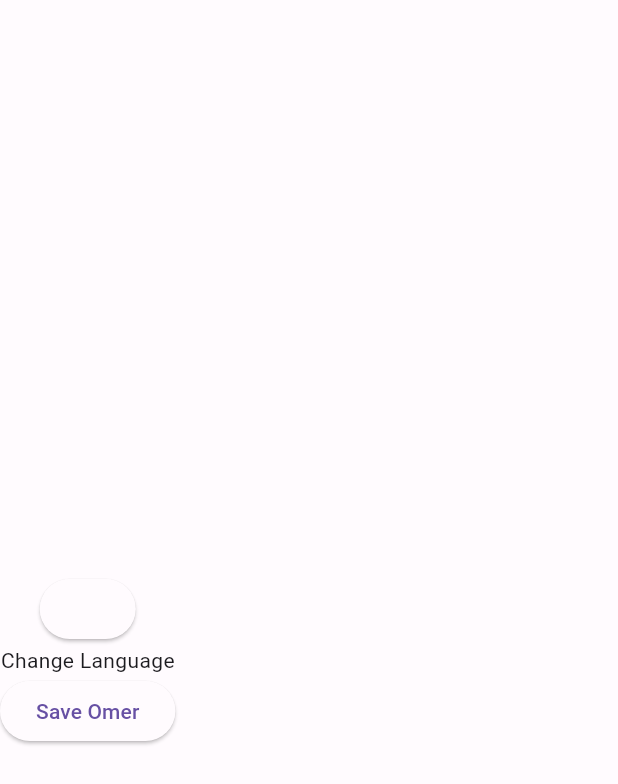
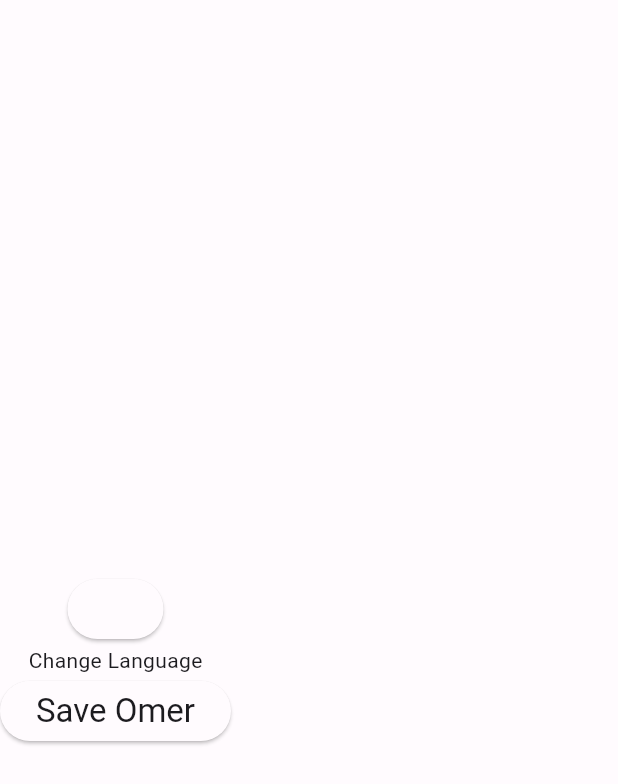
Before and after one commit to Omerkdr/architecture_template_v2, a Flutter app: the screen it shows after launch, on a phone screen of 412 x 824 dp. Shown: the top 784 px of the screen. Run offline on Flutter 3.47's test engine with Material 3 defaults, Android fonts, the phone set to English and light mode, and no system bars; our stand-ins replace easy_localization, envied, google_fonts, logger; missing offline and left inert: easy_logger, kartal; generated files the repository leaves out were written again.

Commit message:
theme part updated

```diff
--- a/lib/feature/home/view/home_view.dart
+++ b/lib/feature/home/view/home_view.dart
@@ -36,7 +36,10 @@ class _HomeViewState extends State<HomeView> with HomeViewMixin {
                 value: Locales.tr,
               );
             },
-            child: const Text(LocaleKeys.general_button_save).tr(
+            child: Text(
+              LocaleKeys.general_button_save,
+              style: Theme.of(context).textTheme.titleLarge,
+            ).tr(
               args: ['Omer'],
             ),
           ),
--- a/lib/main.dart
+++ b/lib/main.dart
@@ -1,7 +1,8 @@
 import 'package:architecture_template_v2/feature/home/view/home_view.dart';
 import 'package:architecture_template_v2/product/init/application_initialize.dart';
 import 'package:architecture_template_v2/product/init/product_localization.dart';
-import 'package:architecture_template_v2/product/init/theme/custom_color_scheme.dart';
+import 'package:architecture_template_v2/product/init/theme/custom_dark_theme.dart';
+import 'package:architecture_template_v2/product/init/theme/custom_light_theme.dart';
 import 'package:easy_localization/easy_localization.dart';
 import 'package:flutter/material.dart';
 
@@ -16,10 +17,9 @@ class _MyApp extends StatelessWidget {
   @override
   Widget build(BuildContext context) {
     return MaterialApp(
-      theme: ThemeData(
-          useMaterial3: true, colorScheme: CustomColorScheme.lightColorScheme),
-      darkTheme: ThemeData(
-          useMaterial3: true, colorScheme: CustomColorScheme.darkColorScheme),
+      theme: CustomLightTheme().themeData,
+      darkTheme: CustomDarkTheme().themeData,
+      themeMode: ThemeMode.light,
       localizationsDelegates: context.localizationDelegates,
       supportedLocales: context.supportedLocales,
       locale: context.locale,
--- a/lib/product/init/theme/custom_light_theme.dart
+++ b/lib/product/init/theme/custom_light_theme.dart
@@ -1,12 +1,13 @@
 import 'package:architecture_template_v2/product/init/theme/custom_color_scheme.dart';
 import 'package:architecture_template_v2/product/init/theme/custom_theme.dart';
 import 'package:flutter/material.dart';
+import 'package:google_fonts/google_fonts.dart';
 
 final class CustomLightTheme implements CustomTheme {
   @override
   ThemeData get themeData => ThemeData(
         useMaterial3: true,
-        fontFamily: GoogleFonts.roboto().fontFamily,
+        fontFamily: GoogleFonts.aDLaMDisplay().fontFamily,
         colorScheme: CustomColorScheme.lightColorScheme,
         floatingActionButtonTheme: floatingActionButtonThemeData,
       );
--- /dev/null
+++ b/lib/product/init/theme/index.dart
@@ -0,0 +1,4 @@
+export 'custom_color_scheme.dart';
+export 'custom_dark_theme.dart';
+export 'custom_light_theme.dart';
+export 'custom_theme.dart';
--- a/pubspec.yaml
+++ b/pubspec.yaml
@@ -44,6 +44,7 @@ dependencies:
   easy_logger: ^0.0.2
   logger: ^2.0.2+1
   kartal: ^3.4.4
+  google_fonts: ^6.1.0
 
 # dependency_overrides:
 #   cupertino_icons: 1.0.1
```
Also changed, not shown: pubspec.lock.
